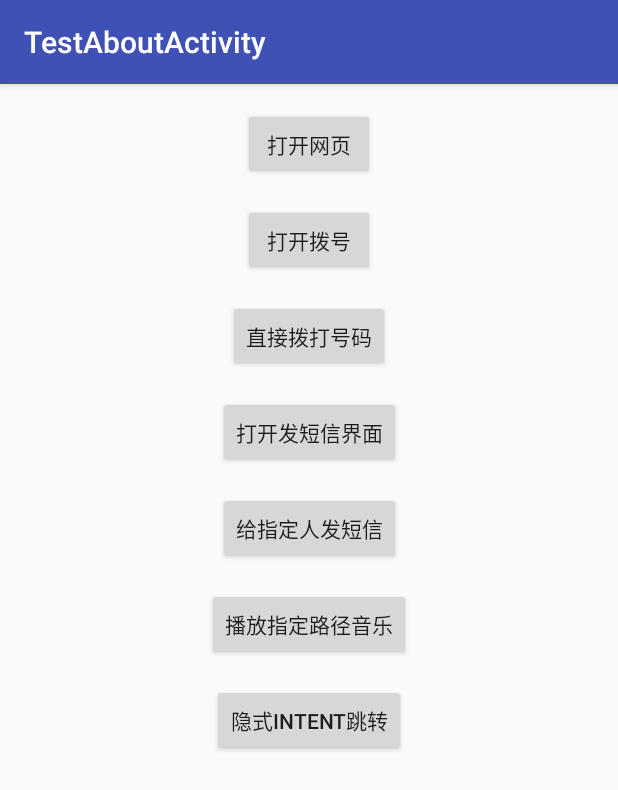
After one commit to w233p/TestAboutActivity, an Android app: the IntentTest screen opened directly, with no data from a screen before it, on a phone screen of 412 x 824 dp. The commit adds this screen. Shown: the top 790 px of the screen. Run offline under Robolectric (Android 15) with nearby library versions, the phone set to English and light mode, and no system bars.

Commit message:
intent
添加Intent相关代码，使用intent启动各东西

```diff
--- /dev/null
+++ b/app/src/main/res/layout/intent_test.xml
@@ -0,0 +1,84 @@
+<?xml version="1.0" encoding="utf-8"?>
+<android.support.constraint.ConstraintLayout xmlns:android="http://schemas.android.com/apk/res/android"
+    xmlns:app="http://schemas.android.com/apk/res-auto"
+    xmlns:tools="http://schemas.android.com/tools"
+    android:layout_width="match_parent"
+    android:layout_height="match_parent">
+
+    <Button
+        android:id="@+id/button"
+        android:layout_width="wrap_content"
+        android:layout_height="wrap_content"
+        android:layout_marginTop="16dp"
+        android:onClick="intentOpenWeb"
+        android:text="打开网页"
+        app:layout_constraintEnd_toEndOf="parent"
+        app:layout_constraintStart_toStartOf="parent"
+        app:layout_constraintTop_toTopOf="parent" />
+
+    <Button
+        android:id="@+id/button2"
+        android:layout_width="wrap_content"
+        android:layout_height="wrap_content"
+        android:layout_marginTop="16dp"
+        android:onClick="intentOpenCallView"
+        android:text="打开拨号"
+        app:layout_constraintEnd_toEndOf="parent"
+        app:layout_constraintStart_toStartOf="parent"
+        app:layout_constraintTop_toBottomOf="@+id/button" />
+
+    <Button
+        android:id="@+id/button3"
+        android:layout_width="wrap_content"
+        android:layout_height="wrap_content"
+        android:layout_marginTop="16dp"
+        android:onClick="intentCall"
+        android:text="直接拨打号码"
+        app:layout_constraintEnd_toEndOf="parent"
+        app:layout_constraintStart_toStartOf="parent"
+        app:layout_constraintTop_toBottomOf="@+id/button2" />
+
+    <Button
+        android:id="@+id/button4"
+        android:layout_width="wrap_content"
+        android:layout_height="wrap_content"
+        android:layout_marginTop="16dp"
+        android:onClick="intentOpenMsgView"
+        android:text="打开发短信界面"
+        app:layout_constraintEnd_toEndOf="parent"
+        app:layout_constraintStart_toStartOf="parent"
+        app:layout_constraintTop_toBottomOf="@+id/button3" />
+
+    <Button
+        android:id="@+id/button5"
+        android:layout_width="wrap_content"
+        android:layout_height="wrap_content"
+        android:layout_marginTop="16dp"
+        android:onClick="intentSendMsg"
+        android:text="给指定人发短信"
+        app:layout_constraintEnd_toEndOf="parent"
+        app:layout_constraintStart_toStartOf="parent"
+        app:layout_constraintTop_toBottomOf="@+id/button4" />
+
+    <Button
+        android:id="@+id/button6"
+        android:layout_width="wrap_content"
+        android:layout_height="wrap_content"
+        android:layout_marginTop="16dp"
+        android:onClick="intentPlayMusic"
+        android:text="播放指定路径音乐"
+        app:layout_constraintEnd_toEndOf="parent"
+        app:layout_constraintStart_toStartOf="parent"
+        app:layout_constraintTop_toBottomOf="@+id/button5" />
+
+    <Button
+        android:id="@+id/button7"
+        android:layout_width="wrap_content"
+        android:layout_height="wrap_content"
+        android:layout_marginTop="16dp"
+        android:onClick="intentJump"
+        android:text="隐式Intent跳转"
+        app:layout_constraintEnd_toEndOf="parent"
+        app:layout_constraintStart_toStartOf="parent"
+        app:layout_constraintTop_toBottomOf="@+id/button6" />
+</android.support.constraint.ConstraintLayout>
```
Also changed, not shown: app/src/main/AndroidManifest.xml (+21 -1 lines), app/src/main/java/com/example/msi/testaboutactivity/Activity2.java (+4 -4 lines), app/src/main/java/com/example/msi/testaboutactivity/Activity3.java (added, +17 -0 lines), app/src/main/java/com/example/msi/testaboutactivity/IntentTest.java (added, +84 -0 lines), app/src/main/java/com/example/msi/testaboutactivity/MainActivity.java (+14 -3 lines), app/src/main/res/layout/activity_main.xml (+10 -0 lines).
